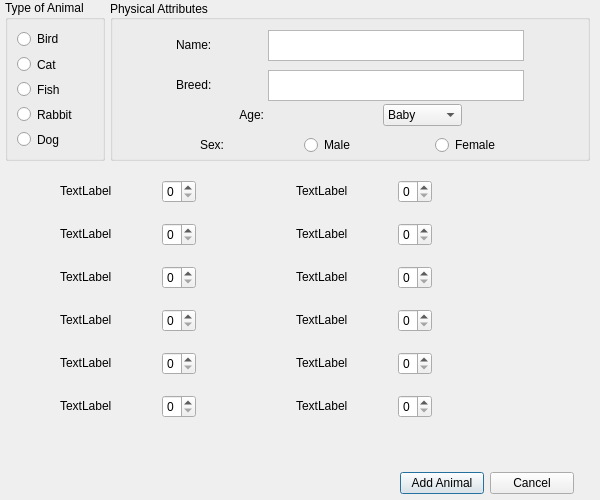
Old version of the form addnewanimal.ui in the repository ColeMacdonald1709/comp3004.
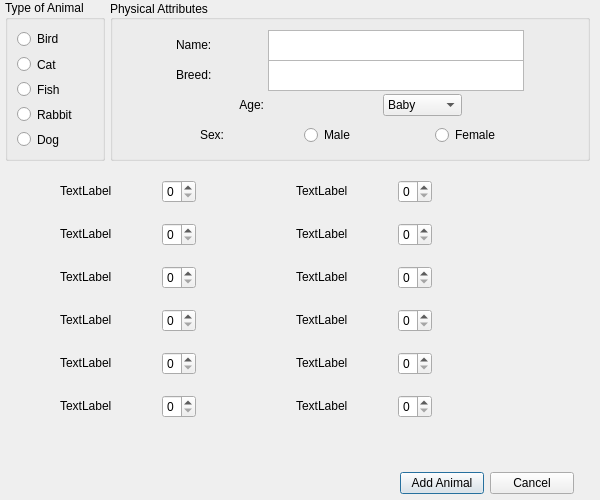
New version of the form.

The edit to the form file:
```diff
--- a/addnewanimal.ui
+++ b/addnewanimal.ui
@@ -135,7 +135,7 @@
     <property name="geometry">
      <rect>
       <x>10</x>
-      <y>70</y>
+      <y>60</y>
       <width>461</width>
       <height>31</height>
      </rect>
@@ -173,7 +173,7 @@
     <property name="geometry">
      <rect>
       <x>10</x>
-      <y>100</y>
+      <y>90</y>
       <width>461</width>
       <height>31</height>
      </rect>
@@ -240,7 +240,7 @@
     <property name="geometry">
      <rect>
       <x>10</x>
-      <y>130</y>
+      <y>120</y>
       <width>461</width>
       <height>31</height>
      </rect>
```
